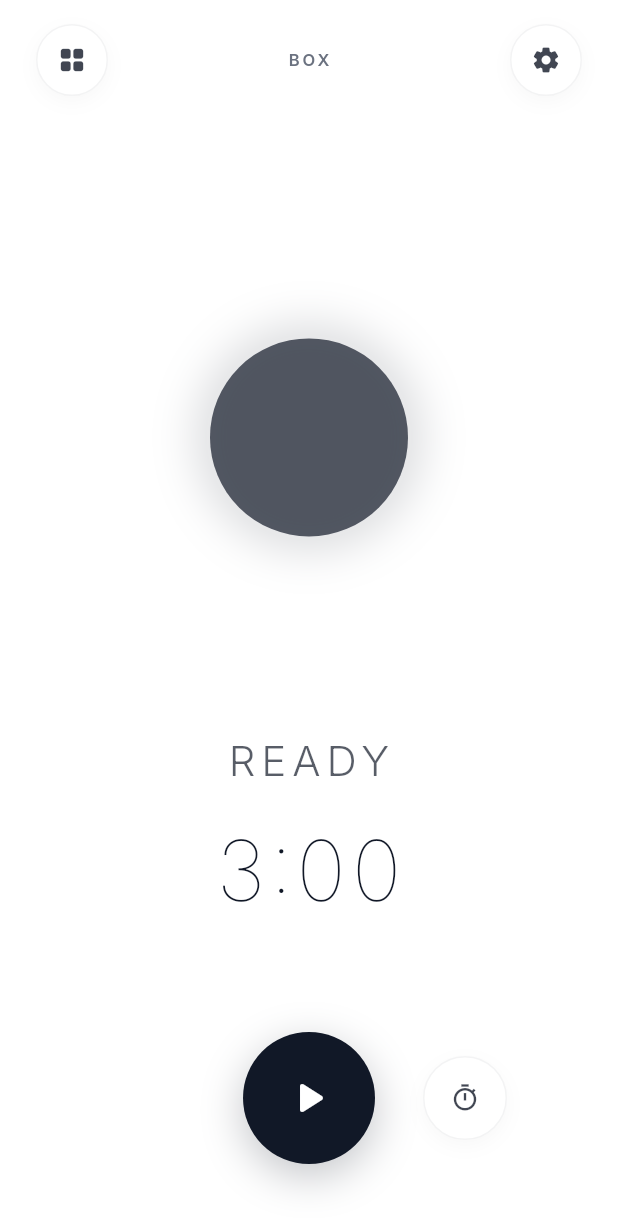
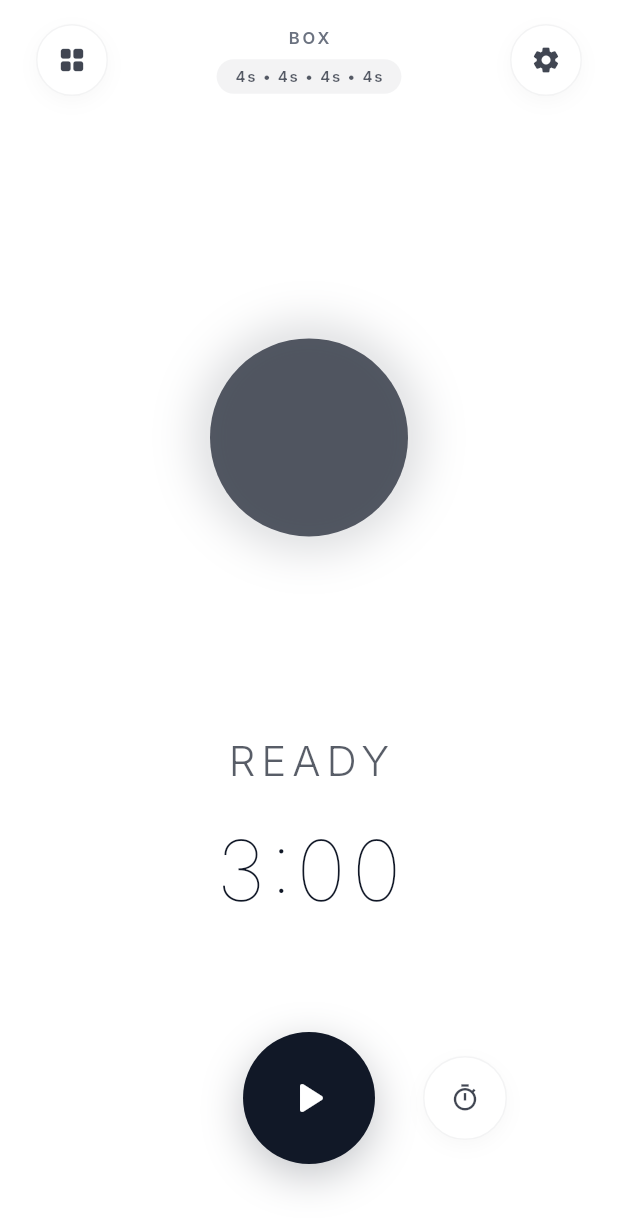
Before and after one commit to AtharvaParkale/BoxBreathe, a Flutter app: the screen it shows after launch, on a phone screen of 412 x 824 dp. Shown: the top 1229 px of the screen. Run offline on Flutter 3.47's test engine with Material 3 defaults, Android fonts, the light colour scheme and no system bars; our stand-ins replace audioplayers, dartz, equatable, flutter_bloc, flutter_local_notifications, get_it and 4 more; accounts and stored records are empty.

Commit message:
:memo: add time details

```diff
--- a/lib/core/services/notification_helper.dart
+++ b/lib/core/services/notification_helper.dart
@@ -75,10 +75,11 @@ class NotificationHelper {
         ),
         iOS: DarwinNotificationDetails(),
       ),
-      androidScheduleMode: AndroidScheduleMode.exactAllowWhileIdle,
+      androidScheduleMode: AndroidScheduleMode.inexactAllowWhileIdle,
       matchDateTimeComponents: DateTimeComponents.time,
     );
   }
+
 
   static Future<void> cancelReminders() async {
     await _notificationsPlugin.cancelAll();
--- a/lib/features/breathing/presentation/pages/breathing_page.dart
+++ b/lib/features/breathing/presentation/pages/breathing_page.dart
@@ -221,10 +221,35 @@ class _BreathingPageState extends State<BreathingPage>
                           onTap: _isCountingDown ? null : () => _showModeSelector(context),
                         ),
                         // Mode Label (Center)
-                         Text(
-                            state.mode.name.toUpperCase(),
-                            style: theme.textTheme.labelSmall?.copyWith(letterSpacing: 2.0),
-                         ),
+                        Column(
+                          mainAxisSize: MainAxisSize.min,
+                          children: [
+                            Text(
+                              state.mode.name.toUpperCase(),
+                              style: theme.textTheme.labelSmall?.copyWith(
+                                letterSpacing: 2.0,
+                                fontWeight: FontWeight.w600,
+                              ),
+                            ),
+                            const SizedBox(height: 6),
+                            Container(
+                              padding: const EdgeInsets.symmetric(horizontal: 12, vertical: 4),
+                              decoration: BoxDecoration(
+                                color: theme.colorScheme.onSurface.withValues(alpha: 0.05),
+                                borderRadius: BorderRadius.circular(12),
+                              ),
+                              child: Text(
+                                '${_formatDuration(state.mode.inhaleDurationMs)} • ${_formatDuration(state.mode.holdFullDurationMs)} • ${_formatDuration(state.mode.exhaleDurationMs)} • ${_formatDuration(state.mode.holdEmptyDurationMs)}',
+                                style: theme.textTheme.labelSmall?.copyWith(
+                                  color: theme.colorScheme.onSurface.withValues(alpha: 0.7),
+                                  letterSpacing: 1.2,
+                                  fontSize: 10,
+                                  fontWeight: FontWeight.w600,
+                                ),
+                              ),
+                            ),
+                          ],
+                        ),
                         PremiumIconButton(
                           icon: Icons.settings_rounded,
                           onTap: () => Navigator.push(
@@ -434,6 +459,11 @@ class _BreathingPageState extends State<BreathingPage>
     return '$minutes:${seconds.toString().padLeft(2, '0')}';
   }
 
+  String _formatDuration(int ms) {
+    final double seconds = ms / 1000;
+    return seconds == seconds.toInt() ? '${seconds.toInt()}s' : '${seconds}s';
+  }
+
   void _showModeSelector(BuildContext context) {
       showModalBottomSheet(
           context: context,
```
Also changed, not shown: pubspec.yaml (+2 -42 lines), 3 other files.
